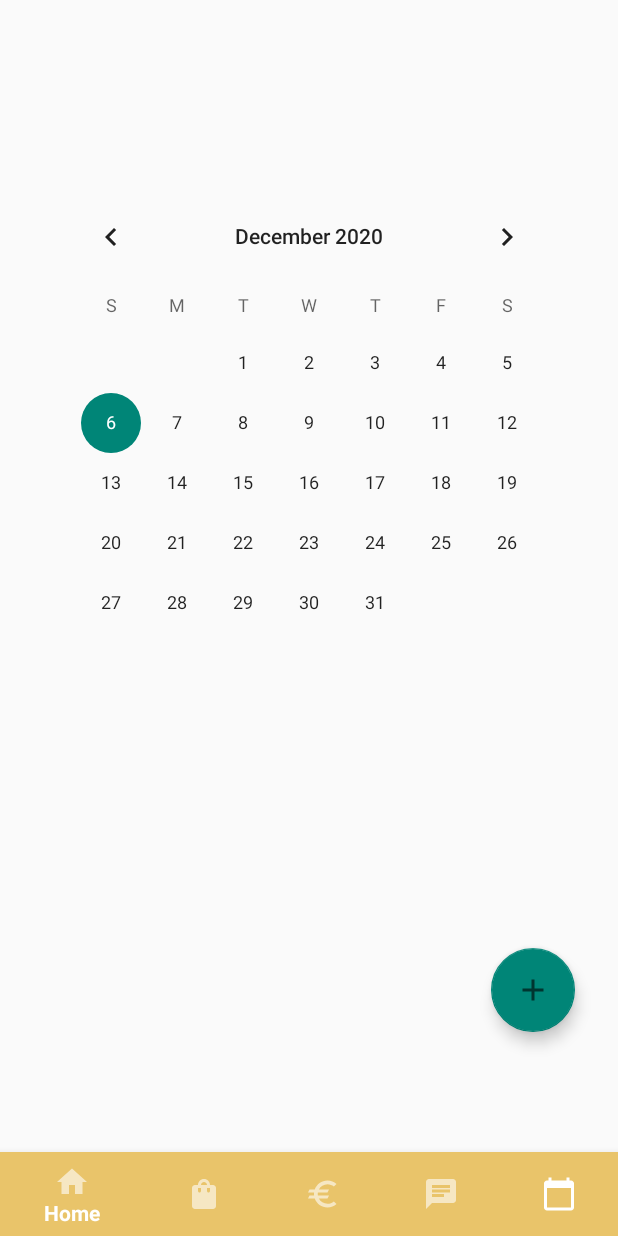
After one commit to vitosilver99/Roomies, an Android app: the fragment CalendarFragment placed in its activity, on a phone screen of 412 x 824 dp. The commit adds this screen. Run offline under Robolectric (Android 15) with nearby library versions, the phone set to English and light mode, and no system bars; 1 statement that could not run was skipped.

Commit message:
aggiornamento MainActivity, inizio implementazione calendario

```diff
--- a/app/src/main/java/com/example/roomies/AdapterCheckCasa.java
+++ b/app/src/main/java/com/example/roomies/AdapterCheckCasa.java
@@ -18,9 +18,6 @@ import com.google.android.gms.tasks.OnSuccessListener;
 import com.google.android.gms.tasks.Task;
 import com.google.firebase.firestore.DocumentReference;
 import com.google.firebase.firestore.DocumentSnapshot;
-import com.google.firebase.firestore.Query;
-import com.google.firebase.firestore.QueryDocumentSnapshot;
-import com.google.firebase.firestore.QuerySnapshot;
 
 import java.util.HashMap;
 import java.util.List;
@@ -53,7 +50,7 @@ public class AdapterCheckCasa extends PagerAdapter {
     @Override
     public Object instantiateItem(@NonNull ViewGroup container, final int position) {
         layoutInflater = LayoutInflater.from(context);
-        View view = layoutInflater.inflate(R.layout.item, container, false);
+        View view = layoutInflater.inflate(R.layout.card_view_registrazione, container, false);
 
         ImageView imageView;
         TextView title, desc;
--- /dev/null
+++ b/app/src/main/java/com/example/roomies/CalendarFragment.java
@@ -0,0 +1,86 @@
+package com.example.roomies;
+
+import android.os.Bundle;
+
+import androidx.fragment.app.Fragment;
+
+import android.view.LayoutInflater;
+import android.view.View;
+import android.view.ViewGroup;
+import android.widget.Button;
+import android.widget.Toast;
+
+import com.google.android.material.floatingactionbutton.FloatingActionButton;
+import com.google.common.base.MoreObjects;
+
+public class CalendarFragment extends Fragment {
+
+    // TODO: Rename parameter arguments, choose names that match
+    // the fragment initialization parameters, e.g. ARG_ITEM_NUMBER
+    private static final String ARG_PARAM1 = "param1";
+    private static final String ARG_PARAM2 = "param2";
+
+    // TODO: Rename and change types of parameters
+    private String mParam1;
+    private String mParam2;
+
+    MainActivity mainActivity;
+
+    public CalendarFragment() {
+    }
+
+    /**
+     * Use this factory method to create a new instance of
+     * this fragment using the provided parameters.
+     *
+     * @param param1 Parameter 1.
+     * @param param2 Parameter 2.
+     * @return A new instance of fragment CalendarPagment.
+     */
+    // TODO: Rename and change types and number of parameters
+    /*
+    public static CalendarFragment newInstance(String param1, String param2) {
+        CalendarFragment fragment = new CalendarFragment();
+        Bundle args = new Bundle();
+        args.putString(ARG_PARAM1, param1);
+        args.putString(ARG_PARAM2, param2);
+        fragment.setArguments(args);
+        return fragment;
+    }*/
+
+
+
+
+    @Override
+    public void onCreate(Bundle savedInstanceState) {
+        super.onCreate(savedInstanceState);
+        if (getArguments() != null) {
+            mParam1 = getArguments().getString(ARG_PARAM1);
+            mParam2 = getArguments().getString(ARG_PARAM2);
+        }
+
+    }
+
+    @Override
+    public View onCreateView(LayoutInflater inflater, ViewGroup container,
+                             Bundle savedInstanceState) {
+        // Inflate the layout for this fragment
+
+        View view =inflater.inflate(R.layout.fragment_calendar, container, false);
+
+        FloatingActionButton fab =  view.findViewById(R.id.add_event_floating);
+        fab.setOnClickListener(new View.OnClickListener() {
+            @Override
+            public void onClick(View view) {
+                PopUpClass popUpClass = new PopUpClass();
+                popUpClass.showPopupWindow(view);
+            }
+        });
+
+
+        return view;
+    }
+
+
+
+}
--- a/app/src/main/java/com/example/roomies/LoginActivity.java
+++ b/app/src/main/java/com/example/roomies/LoginActivity.java
@@ -83,6 +83,7 @@ public class LoginActivity extends AppCompatActivity {
                         }
                         else {
                             Toast.makeText(LoginActivity.this, "Errore di autenticazione: "+task.getException().getMessage(),Toast.LENGTH_LONG).show();
+                            loadingProgressBar.setVisibility(View.INVISIBLE);
                         }
                     }
                 });
--- /dev/null
+++ b/app/src/main/res/drawable/calendar.xml
@@ -0,0 +1,10 @@
+<vector xmlns:android="http://schemas.android.com/apk/res/android"
+    android:width="24dp"
+    android:height="24dp"
+    android:viewportWidth="24"
+    android:viewportHeight="24"
+    android:tint="?attr/colorControlNormal">
+  <path
+      android:fillColor="@android:color/white"
+      android:pathData="M20,3h-1L19,1h-2v2L7,3L7,1L5,1v2L4,3c-1.1,0 -2,0.9 -2,2v16c0,1.1 0.9,2 2,2h16c1.1,0 2,-0.9 2,-2L22,5c0,-1.1 -0.9,-2 -2,-2zM20,21L4,21L4,8h16v13z"/>
+</vector>
--- /dev/null
+++ b/app/src/main/res/drawable/ic_baseline_add.xml
@@ -0,0 +1,10 @@
+<vector xmlns:android="http://schemas.android.com/apk/res/android"
+    android:width="24dp"
+    android:height="24dp"
+    android:viewportWidth="24"
+    android:viewportHeight="24"
+    android:tint="?attr/colorControlNormal">
+  <path
+      android:fillColor="@color/white"
+      android:pathData="M19,13h-6v6h-2v-6H5v-2h6V5h2v6h6v2z"/>
+</vector>
--- a/app/src/main/res/layout/activity_main.xml
+++ b/app/src/main/res/layout/activity_main.xml
@@ -7,11 +7,15 @@
     tools:context=".MainActivity">
 
     <FrameLayout
-        android:layout_width="match_parent"
-        android:layout_height="match_parent"
-        android:id="@+id/container"
-        >
-        <!-- Main content -->
+        android:id="@+id/fragment_container"
+        android:layout_width="417dp"
+        android:layout_height="664dp"
+        android:layout_above="@id/bottom_navigation"
+        app:layout_constraintBottom_toTopOf="@+id/bottom_navigation"
+        app:layout_constraintEnd_toEndOf="parent"
+        app:layout_constraintStart_toStartOf="parent"
+        app:layout_constraintTop_toTopOf="parent"></FrameLayout>
+
     <com.google.android.material.bottomnavigation.BottomNavigationView
         android:id="@+id/bottom_navigation"
         android:layout_width="match_parent"
@@ -22,7 +26,10 @@
 
         app:itemIconTint="@color/white"
         app:itemTextColor="@color/white"
+        app:layout_constraintBottom_toBottomOf="parent"
+        app:layout_constraintEnd_toEndOf="parent"
+        app:layout_constraintStart_toStartOf="parent"
         app:menu="@menu/bottom_navigation_menu" />
-    </FrameLayout>
+
 
 </androidx.constraintlayout.widget.ConstraintLayout>
--- /dev/null
+++ b/app/src/main/res/layout/fragment_calendar.xml
@@ -0,0 +1,38 @@
+<?xml version="1.0" encoding="utf-8"?>
+<FrameLayout xmlns:android="http://schemas.android.com/apk/res/android"
+    xmlns:app="http://schemas.android.com/apk/res-auto"
+    xmlns:tools="http://schemas.android.com/tools"
+    android:layout_width="match_parent"
+    android:layout_height="match_parent"
+    tools:context=".CalendarFragment">
+
+    <!-- TODO: Update blank fragment layout -->
+    <androidx.constraintlayout.widget.ConstraintLayout
+        android:layout_width="match_parent"
+        android:layout_height="match_parent">
+
+        <CalendarView
+            android:id="@+id/calendarView"
+            android:layout_width="wrap_content"
+            android:layout_height="wrap_content"
+            android:layout_marginTop="72dp"
+            app:layout_constraintEnd_toEndOf="parent"
+            app:layout_constraintHorizontal_bias="0.494"
+            app:layout_constraintStart_toStartOf="parent"
+            app:layout_constraintTop_toTopOf="parent" />
+
+        <com.google.android.material.floatingactionbutton.FloatingActionButton
+            android:id="@+id/add_event_floating"
+            android:layout_width="wrap_content"
+            android:layout_height="wrap_content"
+            android:layout_marginEnd="32dp"
+            android:layout_marginRight="32dp"
+            android:layout_marginBottom="28dp"
+            android:elevation="6dp"
+            android:foregroundGravity="bottom"
+            android:src="@drawable/ic_baseline_add"
+            app:layout_constraintBottom_toBottomOf="parent"
+            app:layout_constraintEnd_toEndOf="parent" />
+    </androidx.constraintlayout.widget.ConstraintLayout>
+
+</FrameLayout>
--- a/app/src/main/res/layout/fragment_home.xml
+++ b/app/src/main/res/layout/fragment_home.xml
@@ -1,5 +1,5 @@
 <?xml version="1.0" encoding="utf-8"?>
-<FrameLayout xmlns:android="http://schemas.android.com/apk/res/android"
+<RelativeLayout xmlns:android="http://schemas.android.com/apk/res/android"
     xmlns:tools="http://schemas.android.com/tools"
     android:layout_width="match_parent"
     android:layout_height="match_parent"
@@ -11,4 +11,4 @@
         android:layout_height="match_parent"
         android:text="@string/hello_blank_fragment" />
 
-</FrameLayout>
+</RelativeLayout>
--- a/app/src/main/res/menu/bottom_navigation_menu.xml
+++ b/app/src/main/res/menu/bottom_navigation_menu.xml
@@ -17,5 +17,8 @@
             android:id="@+id/navigation_chat"
             android:icon="@drawable/icon_chat"
             android:title="Chat" />
-
+        <item
+            android:id="@+id/navigation_calendario"
+            android:icon="@drawable/calendar"
+            android:title="Calendario" />
 </menu>
```
Also changed, not shown: app/src/main/java/com/example/roomies/MainActivity.java (+32 -32 lines), app/src/main/java/com/example/roomies/PopUpClass.java (added, +67 -0 lines), app/src/main/res/layout/popup_window.xml (added, +65 -0 lines), app/src/main/res/layout/card_view_registrazione.xml (renamed from app/src/main/res/layout/item.xml). Lines whose indentation alone changed are shown as unchanged.
